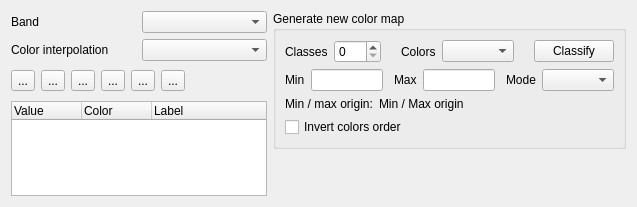
The window that src/ui/qgssinglebandpseudocolorrendererwidgetbase.ui (carsmie/QGIS) describes before a commit, drawn with Qt 5.
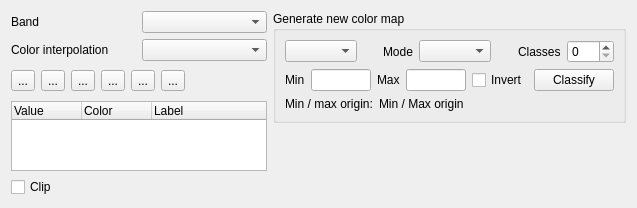
The same window after the commit. Icons and pictures are not drawn. Custom widgets are drawn as their Qt base class.

Commit message: Improved raster singleband pseudocolor classification GUI

```diff
--- a/src/ui/qgssinglebandpseudocolorrendererwidgetbase.ui
+++ b/src/ui/qgssinglebandpseudocolorrendererwidgetbase.ui
@@ -181,6 +181,13 @@
        </column>
       </widget>
      </item>
+     <item>
+      <widget class="QCheckBox" name="mClipCheckBox">
+       <property name="text">
+        <string>Clip</string>
+       </property>
+      </widget>
+     </item>
     </layout>
    </item>
    <item>
@@ -193,6 +200,45 @@
        <layout class="QVBoxLayout" name="verticalLayout_2">
         <item>
          <layout class="QHBoxLayout" name="horizontalLayout">
+          <item>
+           <widget class="QgsColorRampComboBox" name="mColorRampComboBox"/>
+          </item>
+          <item>
+           <spacer name="horizontalSpacer_2">
+            <property name="orientation">
+             <enum>Qt::Horizontal</enum>
+            </property>
+            <property name="sizeHint" stdset="0">
+             <size>
+              <width>40</width>
+              <height>20</height>
+             </size>
+            </property>
+           </spacer>
+          </item>
+          <item>
+           <widget class="QLabel" name="mClassificationModeLabel">
+            <property name="text">
+             <string>Mode</string>
+            </property>
+           </widget>
+          </item>
+          <item>
+           <widget class="QComboBox" name="mClassificationModeComboBox"/>
+          </item>
+          <item>
+           <spacer name="horizontalSpacer_6">
+            <property name="orientation">
+             <enum>Qt::Horizontal</enum>
+            </property>
+            <property name="sizeHint" stdset="0">
+             <size>
+              <width>40</width>
+              <height>20</height>
+             </size>
+            </property>
+           </spacer>
+          </item>
           <item>
            <widget class="QLabel" name="mNumberOfEntriesLabel">
             <property name="text">
@@ -216,49 +262,6 @@
             </property>
            </widget>
           </item>
-          <item>
-           <spacer name="horizontalSpacer_2">
-            <property name="orientation">
-             <enum>Qt::Horizontal</enum>
-            </property>
-            <property name="sizeHint" stdset="0">
-             <size>
-              <width>40</width>
-              <height>20</height>
-             </size>
-            </property>
-           </spacer>
-          </item>
-          <item>
-           <widget class="QLabel" name="label">
-            <property name="text">
-             <string>Colors</string>
-            </property>
-           </widget>
-          </item>
-          <item>
-           <widget class="QgsColorRampComboBox" name="mColorRampComboBox"/>
-          </item>
-          <item>
-           <spacer name="horizontalSpacer_6">
-            <property name="orientation">
-             <enum>Qt::Horizontal</enum>
-            </property>
-            <property name="sizeHint" stdset="0">
-             <size>
-              <width>40</width>
-              <height>20</height>
-             </size>
-            </property>
-           </spacer>
-          </item>
-          <item>
-           <widget class="QPushButton" name="mClassifyButton">
-            <property name="text">
-             <string>Classify</string>
-            </property>
-           </widget>
-          </item>
          </layout>
         </item>
         <item>
@@ -286,6 +289,19 @@
             </property>
            </spacer>
           </item>
+          <item>
+           <spacer name="horizontalSpacer_4">
+            <property name="orientation">
+             <enum>Qt::Horizontal</enum>
+            </property>
+            <property name="sizeHint" stdset="0">
+             <size>
+              <width>40</width>
+              <height>20</height>
+             </size>
+            </property>
+           </spacer>
+          </item>
           <item>
            <widget class="QLabel" name="mMaxLabel">
             <property name="text">
@@ -310,14 +326,44 @@
            </spacer>
           </item>
           <item>
-           <widget class="QLabel" name="mClassificationModeLabel">
+           <spacer name="horizontalSpacer_7">
+            <property name="orientation">
+             <enum>Qt::Horizontal</enum>
+            </property>
+            <property name="sizeHint" stdset="0">
+             <size>
+              <width>40</width>
+              <height>20</height>
+             </size>
+            </property>
+           </spacer>
+          </item>
+          <item>
+           <widget class="QCheckBox" name="mInvertCheckBox">
             <property name="text">
-             <string>Mode</string>
+             <string>Invert</string>
             </property>
            </widget>
           </item>
           <item>
-           <widget class="QComboBox" name="mClassificationModeComboBox"/>
+           <spacer name="horizontalSpacer_8">
+            <property name="orientation">
+             <enum>Qt::Horizontal</enum>
+            </property>
+            <property name="sizeHint" stdset="0">
+             <size>
+              <width>40</width>
+              <height>20</height>
+             </size>
+            </property>
+           </spacer>
+          </item>
+          <item>
+           <widget class="QPushButton" name="mClassifyButton">
+            <property name="text">
+             <string>Classify</string>
+            </property>
+           </widget>
           </item>
          </layout>
         </item>
@@ -345,13 +391,6 @@
           </item>
          </layout>
         </item>
-        <item>
-         <widget class="QCheckBox" name="mInvertCheckBox">
-          <property name="text">
-           <string>Invert colors order</string>
-          </property>
-         </widget>
-        </item>
        </layout>
       </widget>
      </item>
```
The commit also changes 9 other files.
